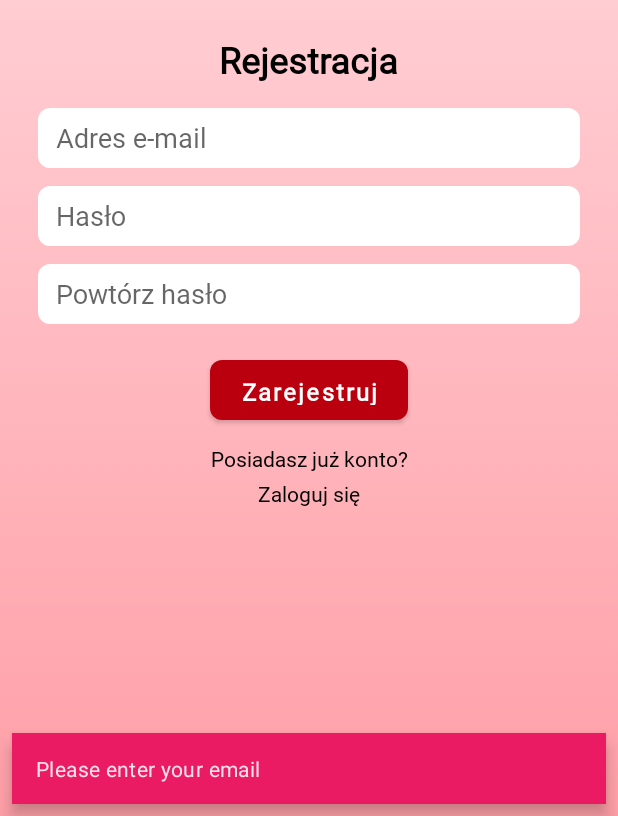
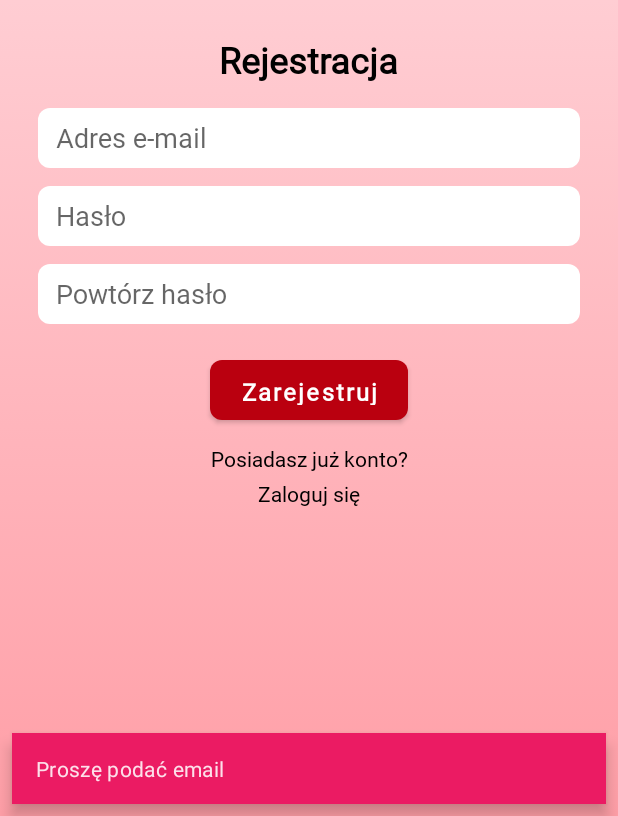
Before and after one commit to WiktoriaPabis/Aplikacja_BP_buddy, an Android app: the RegisterActivity screen opened directly, with no data from a screen before it, after a tap on "Zarejestruj", on a phone screen of 412 x 824 dp, the part 420-1236 px from its top. Run offline under Robolectric (Android 15) with nearby library versions, the phone set to English and light mode, and no system bars; our stand-ins replace Firebase (no records; nobody signed in at launch, a user with empty details on screens opened directly).

Commit message:
logowanie poprawione

```diff
--- a/app/build.gradle.kts
+++ b/app/build.gradle.kts
@@ -51,6 +51,7 @@ dependencies {
     implementation(libs.material)
     implementation(libs.androidx.activity)
     implementation(libs.androidx.constraintlayout)
+    implementation(libs.firebase.firestore)
     testImplementation(libs.junit)
     androidTestImplementation(libs.androidx.junit)
     androidTestImplementation(libs.androidx.espresso.core)
--- a/app/src/main/res/values/strings.xml
+++ b/app/src/main/res/values/strings.xml
@@ -2,10 +2,13 @@
     <string name="app_name">BP_buddy</string>
 
 
-    <string name="err_msg_enter_email">Please enter your email</string>
-    <string name="err_msg_enter_name">Please enter your name</string>
-    <string name="err_msg_enter_password">Please enter your password</string>
-    <string name="err_msg_enter_reppassword">Please confirm your password</string>
-    <string name="err_msg_password_mismatch">Passwords mismatch</string>
-    <string name="register_success">You are registered succesfully</string>
+    <string name="err_msg_enter_email">Proszę podać email</string>
+    <string name="err_msg_enter_password">Proszę podać hasło</string>
+    <string name="err_msg_enter_reppassword">Proszę potwierdzić hasło</string>
+    <string name="err_msg_password_mismatch">Hasła są różne</string>
+    <string name="register_success">Rejestracja przebiegła prawidłowo</string>
+    <string name="err_msg_password_length">Hasło musi zawierać conajmniej 8 znaków</string>
+    <string name="err_msg_password_upperCase">Hasło musi zawierać conajmniej 1 dużą literę</string>
+    <string name="err_msg_password_specialSign">Hasło musi zawierać conajmniej 1 znak specjalny</string>
+    <string name="err_msg_password_count">Hasło musi zawierać conajmniej 1 cyfrę</string>
 </resources>
--- a/build.gradle.kts
+++ b/build.gradle.kts
@@ -1,3 +1,8 @@
+buildscript {
+    dependencies {
+        classpath(libs.google.services)
+    }
+}
 // Top-level build file where you can add configuration options common to all sub-projects/modules.
 plugins {
     alias(libs.plugins.androidApplication) apply false
--- a/gradle/libs.versions.toml
+++ b/gradle/libs.versions.toml
@@ -9,6 +9,8 @@ appcompat = "1.6.1"
 material = "1.11.0"
 activity = "1.8.0"
 constraintlayout = "2.1.4"
+googleServices = "4.4.1"
+firebaseFirestore = "25.0.0"
 
 [libraries]
 androidx-core-ktx = { group = "androidx.core", name = "core-ktx", version.ref = "coreKtx" }
@@ -19,6 +21,8 @@ androidx-appcompat = { group = "androidx.appcompat", name = "appcompat", version
 material = { group = "com.google.android.material", name = "material", version.ref = "material" }
 androidx-activity = { group = "androidx.activity", name = "activity", version.ref = "activity" }
 androidx-constraintlayout = { group = "androidx.constraintlayout", name = "constraintlayout", version.ref = "constraintlayout" }
+google-services = { group = "com.google.gms", name = "google-services", version.ref = "googleServices" }
+firebase-firestore = { group = "com.google.firebase", name = "firebase-firestore", version.ref = "firebaseFirestore" }
 
 [plugins]
 androidApplication = { id = "com.android.application", version.ref = "agp" }
```
Also changed, not shown: app/src/main/java/com/example/bp_buddy/LoginActivity.kt (+15 -3 lines), app/src/main/java/com/example/bp_buddy/RegisterActivity.kt (+22 -2 lines).
